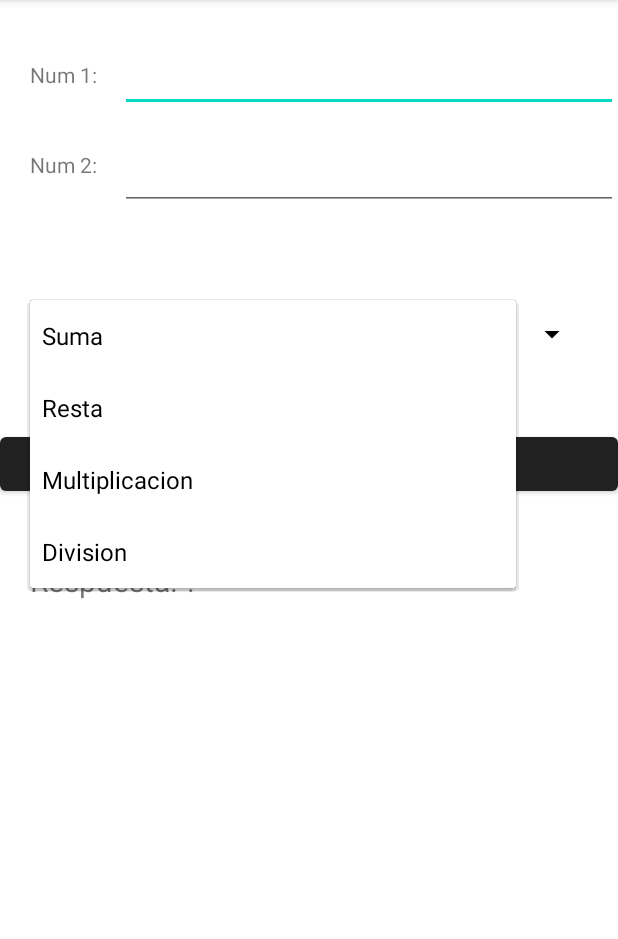
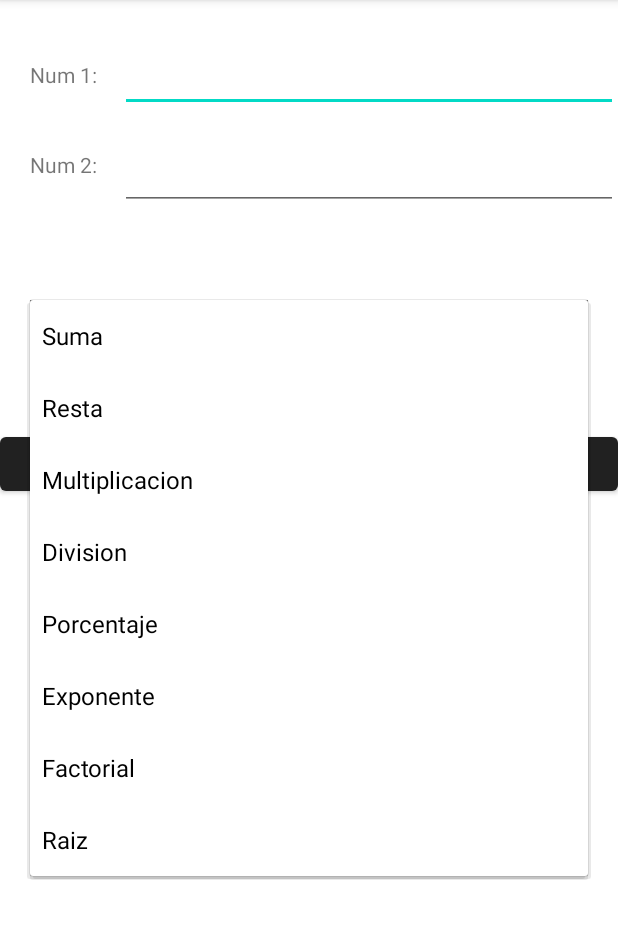
Before and after one commit to KilmarAlfaro/ProgramacionIICiclo3, an Android app: the screen it shows after launch (MainActivity), after a tap on "Suma", on a phone screen of 412 x 824 dp, the part 84-1023 px from its top. Run offline under Robolectric (Android 15) with nearby library versions, the phone set to English and light mode, and no system bars.

Commit message:
Calculadora terminada

```diff
--- a/ProgramacionII/app/src/main/res/layout/activity_main.xml
+++ b/ProgramacionII/app/src/main/res/layout/activity_main.xml
@@ -51,7 +51,7 @@
             android:layout_marginHorizontal="20dp"
             android:layout_width="match_parent"
             android:layout_height="45dp"
-            android:backgroundTint="@color/black" />
+            android:background="#808080" />
 
 
     <Button
--- a/ProgramacionII/app/src/main/res/values/strings.xml
+++ b/ProgramacionII/app/src/main/res/values/strings.xml
@@ -5,5 +5,9 @@
         <item>Resta</item>
         <item>Multiplicacion</item>
         <item>Division</item>
+        <item>Porcentaje</item>
+        <item>Exponente</item>
+        <item>Factorial</item>
+        <item>Raiz</item>
     </string-array>
 </resources>
```
Also changed, not shown: ProgramacionII/app/src/main/java/com/example/programacionii/MainActivity.java (+22 -0 lines).
